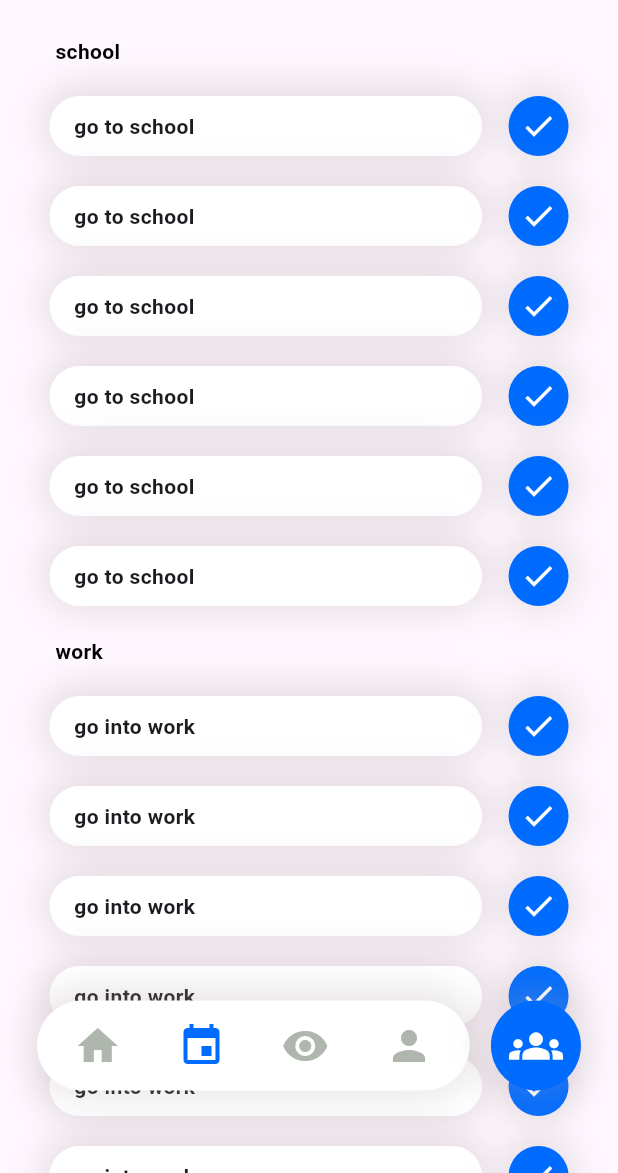
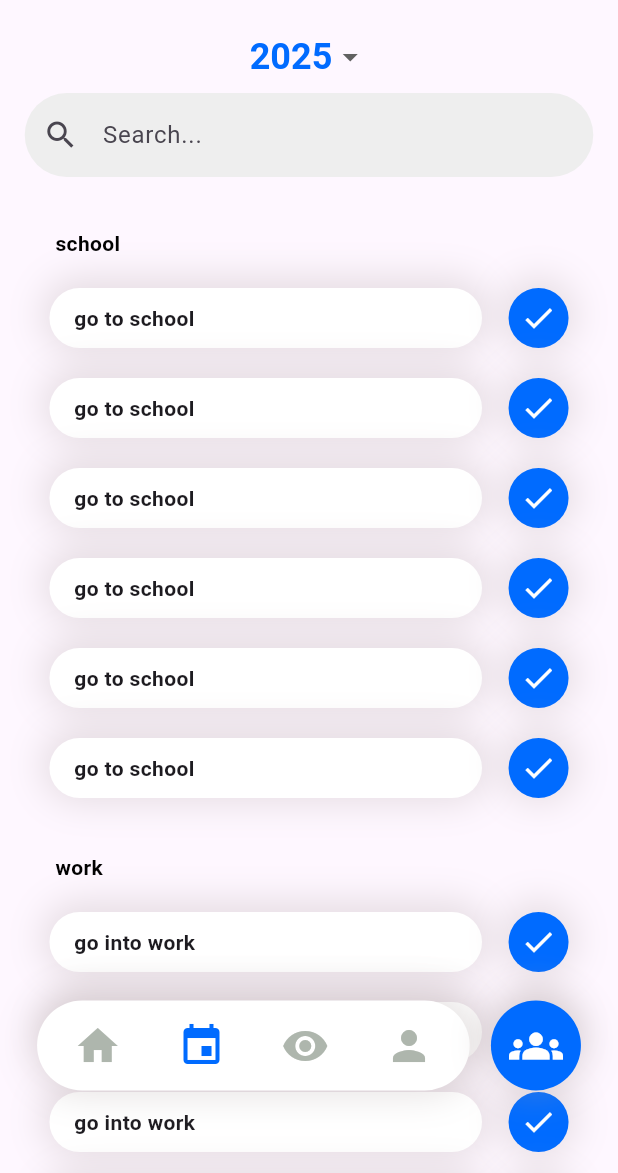
Before and after one commit to darkzelli/yearly, a Flutter app: the screen it shows once a user with an empty profile is signed in, swiped to page 2, on a phone screen of 412 x 824 dp, the part 63-1236 px from its top. Run offline on Flutter 3.47's test engine with Material 3 defaults, Android fonts, the phone set to English and light mode, and no system bars; our stand-ins replace flutter_dotenv, smooth_page_indicator, supabase_flutter; missing offline and left inert: dart:ffi; accounts and stored records are empty.

Commit message:
finish lists and added popover

```diff
--- a/lib/pages/authenticated/authenticated_controller.dart
+++ b/lib/pages/authenticated/authenticated_controller.dart
@@ -75,7 +75,7 @@ class _AuthenticatedControllerState extends State<AuthenticatedController> {
                           letterSpacing: 1)),
                 ]),
               ),
-              backgroundColor: Colors.transparent,
+              backgroundColor: const Color.fromARGB(0, 26, 5, 211),
               elevation: 0,
             ),
             extendBody: true,
--- a/lib/pages/authenticated/checklist.dart
+++ b/lib/pages/authenticated/checklist.dart
@@ -2,6 +2,7 @@ import 'package:flutter/material.dart';
 import 'package:yearly/widgets/check_task.dart';
 import 'package:yearly/widgets/number_task.dart';
 import 'package:yearly/widgets/task_group.dart';
+import 'package:yearly/widgets/year_selector.dart';
 
 class Checklist extends StatefulWidget {
   const Checklist({super.key});
@@ -11,6 +12,11 @@ class Checklist extends StatefulWidget {
 }
 
 class _ChecklistState extends State<Checklist> {
+  final _searchController = TextEditingController();
+
+  void search() async{
+    final searchQuery =  _searchController.text;
+  }
   List tasksGroup = [
     TaskGroup(title: 'school', tasks: [
       CheckTask(id: 1, objective: 'go to school'),
@@ -32,13 +38,43 @@ class _ChecklistState extends State<Checklist> {
 
   @override
   Widget build(BuildContext context) {
+    final screenWidth = MediaQuery.of(context).size.width;
     return Center(
-        child: ListView.builder(
-            itemCount: tasksGroup.length,
-            itemBuilder: (context, index) {
-              return Container(
-                child: tasksGroup[index],
-              );
-            }));
+        child: Column(
+           children: [
+            YearSelector(),
+            Padding(
+              padding: EdgeInsets.symmetric(horizontal: screenWidth * .04),
+              child: TextField(
+                decoration: InputDecoration(
+                  hintText: 'Search...',
+                  prefixIcon: Icon(Icons.search),
+                  border: OutlineInputBorder(
+                    borderRadius: BorderRadius.circular(50.0),
+                    borderSide: BorderSide.none,
+                  ),
+                  filled: true,
+                  fillColor: Colors.grey[200],
+                ),
+
+              ),
+
+            ),
+            Container(height: 16, color: Colors.transparent,), // Add vertical space
+            Expanded( // Allow ListView to take remaining space
+              child: ListView.builder(
+                itemCount: tasksGroup.length,
+                itemBuilder: (context, index) {
+                  return Padding(
+                    padding: const EdgeInsets.symmetric(vertical: 8.0), // Add spacing between items
+                    child: Container(
+                      child: tasksGroup[index],
+                    ),
+                  );
+                },
+              ),
+            ),
+          ],
+        ));
   }
 }
--- a/lib/pages/unauthenticated/on_board_screening.dart
+++ b/lib/pages/unauthenticated/on_board_screening.dart
@@ -12,7 +12,11 @@ class OnBoardScreening extends StatefulWidget {
 class _OnBoardScreeningState extends State<OnBoardScreening> {
 final PageController _pageController = PageController();
  int currentPageIndex = 0;
-
+  @override
+  void dispose() {
+    _pageController.dispose();
+    super.dispose();
+  }
   @override
   Widget build(BuildContext context) {
     final screenWidth = MediaQuery.of(context).size.width;
--- a/pubspec.yaml
+++ b/pubspec.yaml
@@ -39,6 +39,7 @@ dependencies:
   hive_ce: ^2.10.1
   hive_ce_flutter: ^2.2.0
   smooth_page_indicator: ^1.2.0+3
+  popover: ^0.3.1
 
 dev_dependencies:
   flutter_test:
```
Also changed, not shown: pubspec.lock.
